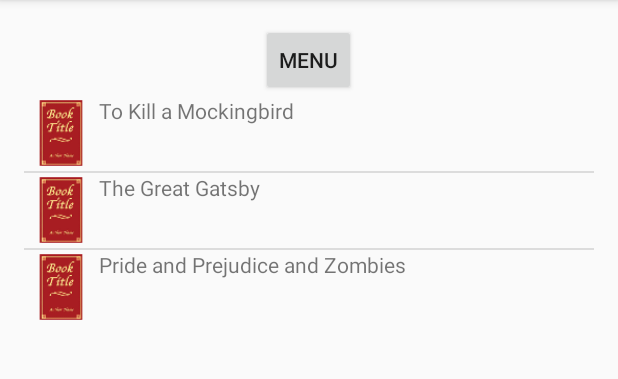
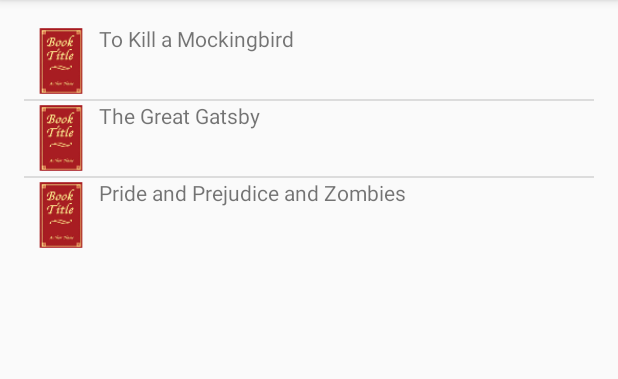
Before and after one commit to fed1620/BookWarm, an Android app: the screen it shows after launch (MainActivity), on a phone screen of 412 x 824 dp, the part 84-463 px from its top. Run offline under Robolectric (Android 15) with nearby library versions, the phone set to English and light mode, and no system bars.

Commit message:
Removed "Menu" button
[BookDetailsActivity.java]
- Now has its own menu resource file (menu_book_details.xml)

[MainActivity.java]
- Removed menu button
- Added "Add New Book" item to menu overflow (menu_main.xml)
- Selecting "Add New Book" from the menu overflow now takes you directly to "Add Book" activity

[MenuActivity.java]
[activity_menu.xml]
[menu_menu.xml]
- Deleted

```diff
--- a/app/src/main/AndroidManifest.xml
+++ b/app/src/main/AndroidManifest.xml
@@ -17,10 +17,6 @@
             </intent-filter>
         </activity>
         <activity
-            android:name=".MenuActivity"
-            android:label="@string/title_activity_menu" >
-        </activity>
-        <activity
             android:name=".AddBookActivity"
             android:label="@string/title_activity_add_book" >
         </activity>
--- a/app/src/main/java/edu/byui/cs246/bookwarm/BookDetailsActivity.java
+++ b/app/src/main/java/edu/byui/cs246/bookwarm/BookDetailsActivity.java
@@ -35,7 +35,7 @@
     @Override
     public boolean onCreateOptionsMenu(Menu menu) {
         // Inflate the menu; this adds items to the action bar if it is present.
-        getMenuInflater().inflate(R.menu.menu_menu, menu);
+        getMenuInflater().inflate(R.menu.menu_book_details, menu);
         return true;
     }
 
--- a/app/src/main/java/edu/byui/cs246/bookwarm/MainActivity.java
+++ b/app/src/main/java/edu/byui/cs246/bookwarm/MainActivity.java
@@ -7,7 +7,6 @@
 import android.view.MenuItem;
 import android.view.View;
 import android.widget.AdapterView;
-import android.widget.Button;
 import android.widget.ListView;
 
 
@@ -32,9 +31,8 @@
         // If any new books have been entered by the user, add that new book to our library.
         updateLibrary(library);
 
-        // Set up the List View and the Menu button
+        // Set up the List View
         setupCustomListView();
-        setupMenuButton();
     }
 
 
@@ -54,6 +52,12 @@
 
         //noinspection SimplifiableIfStatement
         if (id == R.id.action_settings) {
+            return true;
+        }
+
+        if (id == R.id.add_new_book) {
+            Intent intent = new Intent(MainActivity.this, AddBookActivity.class);
+            startActivity(intent);
             return true;
         }
 
@@ -143,19 +147,4 @@
             }
         });
     }
-
-    /**
-     * Also self-explanatory
-     */
-    private void setupMenuButton() {
-        Button btn = (Button) findViewById(R.id.button);
-        btn.setOnClickListener(new View.OnClickListener() {
-            @Override
-            public void onClick(View v) {
-                // Opens the menu activity
-                Intent intent = new Intent(MainActivity.this, MenuActivity.class);
-                startActivity(intent);
-            }
-        });
-    }
 }
--- a/app/src/main/res/layout/activity_main.xml
+++ b/app/src/main/res/layout/activity_main.xml
@@ -6,20 +6,10 @@
     android:paddingBottom="@dimen/activity_vertical_margin"
     tools:context=".MainActivity">
 
-    <Button
-        style="?android:attr/buttonStyleSmall"
-        android:layout_width="wrap_content"
-        android:layout_height="wrap_content"
-        android:text="@string/title_activity_menu"
-        android:id="@+id/button"
-        android:layout_alignParentTop="true"
-        android:layout_centerHorizontal="true" />
-
     <ListView
         android:layout_width="wrap_content"
         android:layout_height="wrap_content"
         android:id="@+id/listView"
-        android:layout_below="@+id/button"
         android:layout_centerHorizontal="true" />
 
 </RelativeLayout>
--- a/app/src/main/res/menu/menu_menu.xml
+++ b/app/src/main/res/menu/menu_book_details.xml
@@ -1,7 +1,6 @@
 <menu xmlns:android="http://schemas.android.com/apk/res/android"
     xmlns:app="http://schemas.android.com/apk/res-auto"
-    xmlns:tools="http://schemas.android.com/tools"
-    tools:context="edu.byui.cs246.bookwarm.MenuActivity">
+    xmlns:tools="http://schemas.android.com/tools" tools:context="edu.byui.cs246.bookwarm.BookDetailsActivity">
     <item android:id="@+id/action_settings" android:title="@string/action_settings"
         android:orderInCategory="100" app:showAsAction="never" />
 </menu>
--- a/app/src/main/res/menu/menu_main.xml
+++ b/app/src/main/res/menu/menu_main.xml
@@ -3,4 +3,6 @@
     xmlns:tools="http://schemas.android.com/tools" tools:context=".MainActivity">
     <item android:id="@+id/action_settings" android:title="@string/action_settings"
         android:orderInCategory="100" app:showAsAction="never" />
+    <item android:id="@+id/add_new_book" android:title="@string/add_new_book"
+        android:orderInCategory="200" app:showAsAction="never" />
 </menu>
--- a/app/src/main/res/values/strings.xml
+++ b/app/src/main/res/values/strings.xml
@@ -1,7 +1,10 @@
 <resources>
     <string name="app_name">BookWarm</string>
     <string name="hello_world">Hello world!</string>
+
+    // menu_main.xml
     <string name="action_settings">Settings</string>
+    <string name="add_new_book">Add New Book</string>
 
     // activity_main.xml
     <string name="title_activity_menu">Menu</string>
```
Also changed, not shown: app/src/main/java/edu/byui/cs246/bookwarm/MenuActivity.java (deleted, +0 -60 lines), app/src/main/res/layout/activity_menu.xml (deleted, +0 -18 lines).
